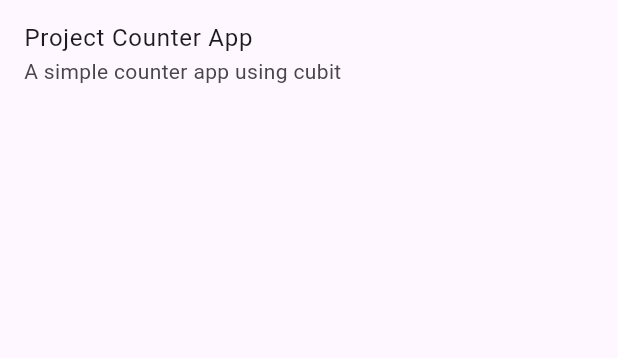
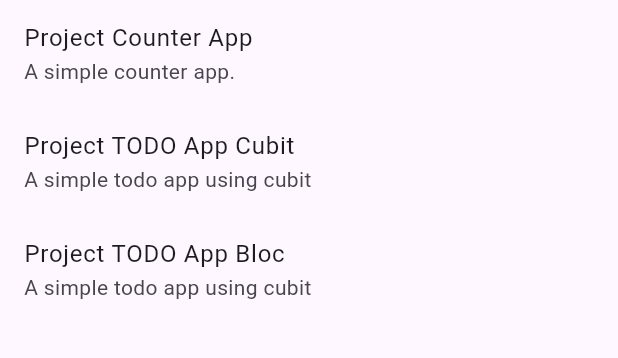
Before and after one commit to zeelbhanderi/bloc_project, a Flutter app: the screen it shows after launch, on a phone screen of 412 x 824 dp, the part 84-442 px from its top. Run offline on Flutter 3.47's test engine with Material 3 defaults, Android fonts, the phone set to English and light mode, and no system bars; our stand-ins replace bloc, flutter_bloc.

Commit message:
todo app using cubit and bloc

```diff
--- a/lib/home_page.dart
+++ b/lib/home_page.dart
@@ -1,6 +1,8 @@
+import 'package:bloc_project/project/todo_app_bloc/todo_bloc_list.dart';
 import 'package:flutter/material.dart';
 
 import 'project/counter_app_cubit/counter_app_cubit.dart';
+import 'project/todo_app/todo_cubit_list.dart';
 
 class MyHomePage extends StatefulWidget {
   const MyHomePage({super.key, required this.title});
@@ -12,8 +14,6 @@ class MyHomePage extends StatefulWidget {
 }
 
 class _MyHomePageState extends State<MyHomePage> {
-
-
   @override
   Widget build(BuildContext context) {
     return Scaffold(
@@ -42,8 +42,10 @@ class _MyHomePageState extends State<MyHomePage> {
   }
 }
 
-List<Project> projectList = [
-  Project('Counter App', 'A simple counter app using cubit', CounterAppCubit()),
+final List<Project> projectList = [
+  Project('Counter App', 'A simple counter app.', const CounterApp()),
+  Project('TODO App Cubit', 'A simple todo app using cubit',  TodoCubitList()),
+  Project('TODO App Bloc', 'A simple todo app using cubit',  TodoLisBloc()),
 ];
 
 class Project {
--- a/lib/main.dart
+++ b/lib/main.dart
@@ -1,5 +1,8 @@
 import 'package:bloc_project/home_page.dart';
 import 'package:bloc_project/project/counter_app_cubit/bloc/counter_bloc.dart';
+import 'package:bloc_project/project/todo_app/cubit/todo_cubit.dart';
+import 'package:bloc_project/project/todo_app/todo_cubit_list.dart';
+import 'package:bloc_project/project/todo_app_bloc/bloc/todo_bloc.dart';
 import 'package:flutter/material.dart';
 import 'package:flutter_bloc/flutter_bloc.dart';
 
@@ -22,6 +25,12 @@ class MyApp extends StatelessWidget {
         BlocProvider(
           create: (context) => CounterCubit(),
         ),
+        BlocProvider(
+          create: (context) => TodoCubit(),
+        ),
+        BlocProvider(
+          create: (context) => TodoBloc(),
+        )
       ],
       child: MaterialApp(
         title: 'BLOC Project',
--- a/lib/project/counter_app_cubit/bloc/counter_event.dart
+++ b/lib/project/counter_app_cubit/bloc/counter_event.dart
@@ -1,3 +1,3 @@
 class CounterEvent {}
-class CounterIncremented extends CounterEvent {}
-class CounterDecremented extends CounterEvent {}
+final class CounterIncremented extends CounterEvent {}
+final class CounterDecremented extends CounterEvent {}
--- a/lib/project/counter_app_cubit/counter_app_cubit.dart
+++ b/lib/project/counter_app_cubit/counter_app_cubit.dart
@@ -5,8 +5,8 @@ import 'package:flutter_bloc/flutter_bloc.dart';
 
 import 'cubit/counter_cubit.dart';
 
-class CounterAppCubit extends StatelessWidget {
-  const CounterAppCubit({super.key});
+class CounterApp extends StatelessWidget {
+  const CounterApp({super.key});
 
   @override
   Widget build(BuildContext context) {
--- /dev/null
+++ b/lib/project/todo_app/cubit/todo_cubit.dart
@@ -0,0 +1,28 @@
+import 'package:bloc_project/project/todo_app/model/todo_model.dart';
+import 'package:flutter_bloc/flutter_bloc.dart';
+
+class TodoCubit extends Cubit<List<TodoModel>> {
+
+  TodoCubit() : super([]);
+
+  void addTodo(TodoModel todo) {
+    emit([...state,todo]);
+  }
+
+  @override
+  void onChange(Change<List<TodoModel>> change) {
+    // TODO: implement onChange
+    super.onChange(change);
+    print(state);
+  }
+
+  // void updateTodo(TodoModel todo) async {
+  //   await repository.updateTodo(todo);
+  //   fetchTodos();
+  // }
+  //
+  // void deleteTodo(TodoModel todo) async {
+  //   await repository.deleteTodo(todo);
+  //   fetchTodos();
+  // }
+}
--- /dev/null
+++ b/lib/project/todo_app/model/todo_model.dart
@@ -0,0 +1,13 @@
+class TodoModel {
+  int id;
+  String title;
+  DateTime createdAt;
+
+  TodoModel({required this.id, required this.title, required this.createdAt});
+  Map<String, dynamic> toJson() {
+    return {
+      'id': id,
+      'title': title,
+    };
+  }
+}
--- /dev/null
+++ b/lib/project/todo_app_bloc/bloc/todo_bloc.dart
@@ -0,0 +1,36 @@
+import 'package:bloc/bloc.dart';
+import 'package:meta/meta.dart';
+
+import '../../todo_app/model/todo_model.dart';
+
+part 'todo_event.dart';
+part 'todo_state.dart';
+
+class TodoBloc extends Bloc<TodoEvent, TodoState> {
+  List<TodoModel> todos = [];
+  TodoBloc() : super(TodoInitial()) {
+    on<AddTodo>((event, emit) {
+      todos.add(event.todo);
+      emit(TodoLoaded(todos));
+    });
+    on<DeleteTodo>((event, emit) {
+      todos.remove(event.todo);
+      emit(TodoLoaded(todos));
+    });
+    on<EditTodo>((event, emit) {
+      final index = todos.indexWhere((todo) => todo.id == event.todo.id);
+
+      // print(event.todo.toJson());
+      // TodoModel todo = todos.firstWhere((element) => element.id == event.todo.id);
+      // print(todo..toJson());
+      // print(todos);
+      emit(TodoLoaded(todos));
+    });
+  }
+  @override
+  void onChange(Change<TodoState> change) {
+    // TODO: implement onChange
+    super.onChange(change);
+  print(todos.map((e) => e.toJson()));
+  }
+}
--- /dev/null
+++ b/lib/project/todo_app_bloc/bloc/todo_event.dart
@@ -0,0 +1,19 @@
+part of 'todo_bloc.dart';
+
+@immutable
+sealed class TodoEvent {}
+
+class AddTodo extends TodoEvent{
+  final TodoModel todo;
+  AddTodo(this.todo);
+}
+
+class DeleteTodo extends TodoEvent{
+  final TodoModel todo;
+  DeleteTodo(this.todo);
+}
+
+class EditTodo extends TodoEvent{
+  final TodoModel todo;
+  EditTodo(this.todo);
+}
--- /dev/null
+++ b/lib/project/todo_app_bloc/bloc/todo_state.dart
@@ -0,0 +1,10 @@
+part of 'todo_bloc.dart';
+
+@immutable
+sealed class TodoState {}
+
+final class TodoInitial extends TodoState {}
+final class TodoLoaded extends TodoState {
+  final List<TodoModel> todos;
+  TodoLoaded(this.todos);
+}
```
Also changed, not shown: lib/project/todo_app/add_todo_cubit_page.dart (added, +49 -0 lines), lib/project/todo_app/todo_cubit_list.dart (added, +49 -0 lines), lib/project/todo_app_bloc/add_todo.dart (added, +63 -0 lines), lib/project/todo_app_bloc/todo_bloc_list.dart (added, +73 -0 lines).
